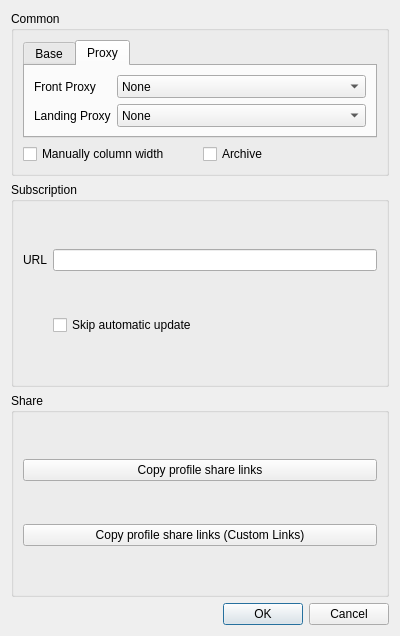
This is include/ui/group/dialog_edit_group.ui in qr243vbi/nekobox as Qt 5 draws it before an edit. The edited form follows.
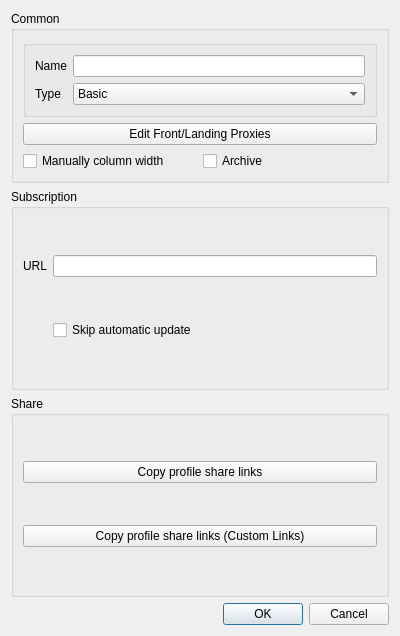
This is the edited form. The open tabs and pages were chosen to show the change. Custom widgets are drawn as their Qt base class.

What changed in the file:
```diff
--- a/include/ui/group/dialog_edit_group.ui
+++ b/include/ui/group/dialog_edit_group.ui
@@ -36,26 +36,18 @@
      </property>
      <layout class="QVBoxLayout" name="verticalLayout_3">
       <item>
-       <widget class="QTabWidget" name="common_tabs">
-        <property name="currentIndex">
-         <number>0</number>
+       <widget class="QGroupBox" name="groupBox">
+        <property name="title">
+         <string/>
         </property>
-        <widget class="QWidget" name="tab_5">
-         <attribute name="title">
-          <string>Base</string>
-         </attribute>
+        <property name="flat">
+         <bool>true</bool>
+        </property>
          <layout class="QGridLayout" name="gridLayout">
-          <item row="0" column="0">
-           <widget class="QLabel" name="label">
-            <property name="text">
-             <string>Name</string>
-            </property>
-           </widget>
-          </item>
-          <item row="0" column="1">
+         <item row="1" column="2">
            <widget class="QLineEdit" name="name"/>
           </item>
-          <item row="1" column="1">
+         <item row="2" column="2">
            <widget class="QComboBox" name="type">
             <item>
              <property name="text">
@@ -69,70 +61,29 @@
             </item>
            </widget>
           </item>
-          <item row="1" column="0">
+         <item row="2" column="0">
            <widget class="QLabel" name="label_2">
             <property name="text">
              <string>Type</string>
             </property>
            </widget>
           </item>
-         </layout>
-        </widget>
-        <widget class="QWidget" name="tab_6">
-         <attribute name="title">
-          <string>Proxy</string>
-         </attribute>
-         <layout class="QGridLayout" name="gridLayout_2">
-          <item row="0" column="1">
-           <widget class="QComboBox" name="front_proxy">
-            <property name="sizePolicy">
-             <sizepolicy hsizetype="Expanding" vsizetype="Preferred">
-              <horstretch>0</horstretch>
-              <verstretch>0</verstretch>
-             </sizepolicy>
-            </property>
-            <item>
-             <property name="text">
-              <string notr="true">None</string>
-             </property>
-            </item>
-           </widget>
-          </item>
-          <item row="0" column="0">
-           <widget class="QLabel" name="front_proxy_l">
-            <property name="text">
-             <string>Front Proxy</string>
-            </property>
-           </widget>
-          </item>
           <item row="1" column="0">
-           <widget class="QLabel" name="landing_proxy_l">
+          <widget class="QLabel" name="label">
             <property name="text">
-             <string>Landing Proxy</string>
+            <string>Name</string>
             </property>
            </widget>
           </item>
-          <item row="1" column="1">
-           <widget class="QComboBox" name="landing_proxy">
-            <property name="sizePolicy">
-             <sizepolicy hsizetype="Expanding" vsizetype="Preferred">
-              <horstretch>0</horstretch>
-              <verstretch>0</verstretch>
-             </sizepolicy>
-            </property>
-            <item>
-             <property name="text">
-              <string notr="true">None</string>
-             </property>
-            </item>
-           </widget>
-          </item>
-         </layout>
-        </widget>
-       </widget>
+        </layout>
+       </widget>
       </item>
       <item>
-       <layout class="QHBoxLayout" name="horizontalLayout"/>
+       <widget class="QPushButton" name="pushButton">
+        <property name="text">
+         <string>Edit Front/Landing Proxies</string>
+        </property>
+       </widget>
       </item>
       <item>
        <layout class="QHBoxLayout" name="horizontalLayout_2">
```
Lines whose indentation alone changed are shown as unchanged.
